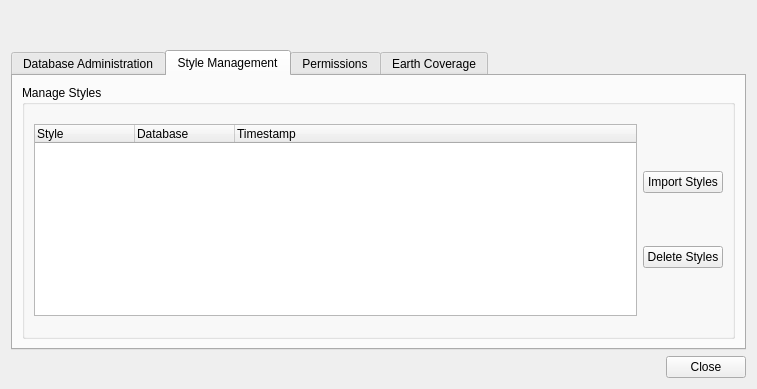
The window that ServerTools/batchDbManager.ui (dsgoficial/DsgTools) describes before a commit, drawn with Qt 5.
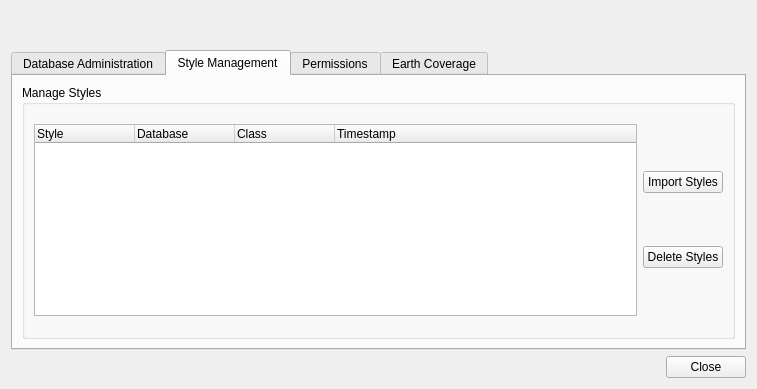
The same window after the commit. The open tabs and pages were chosen to show the change. Custom widgets are drawn as their Qt base class.

Commit message: style interface working

Patch:
```diff
--- a/ServerTools/batchDbManager.ui
+++ b/ServerTools/batchDbManager.ui
@@ -162,6 +162,11 @@
               <string>Database</string>
              </property>
             </column>
+            <column>
+             <property name="text">
+              <string>Class</string>
+             </property>
+            </column>
             <column>
              <property name="text">
               <string>Timestamp</string>
```
Left out of the diff: 2 changed lines with no effect on the pictures. The commit also changes 3 other files.
